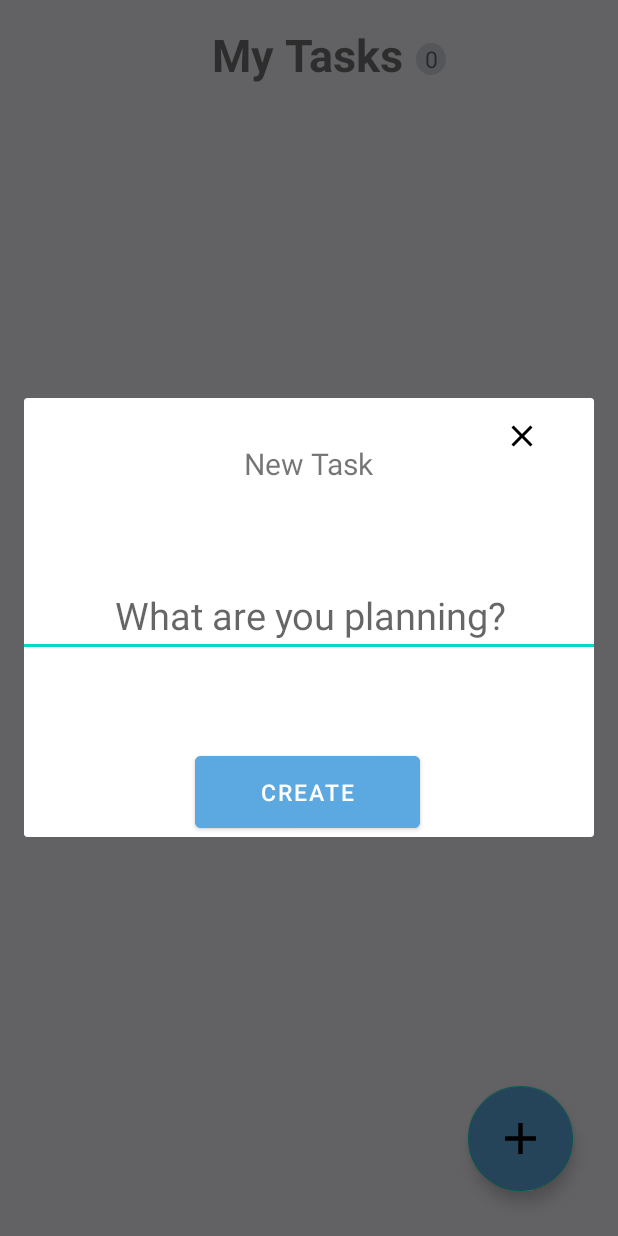
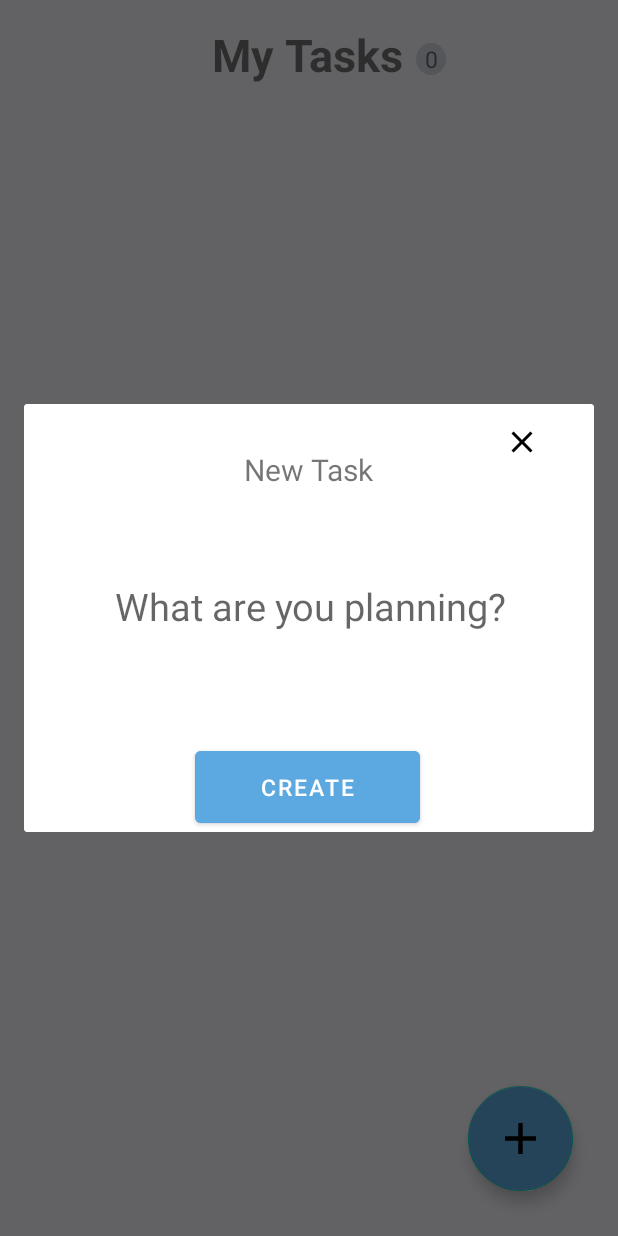
Before and after one commit to Pallypowa/Android-To-Do-App, an Android app: the screen it shows after launch (MainActivity), after a tap on an icon or button, on a phone screen of 412 x 824 dp. Run offline under Robolectric (Android 15) with nearby library versions, the phone set to English and light mode, and no system bars.

```diff
--- a/src/main/java/com/example/todoapp/RecyclerViewAdapter.kt
+++ b/src/main/java/com/example/todoapp/RecyclerViewAdapter.kt
@@ -1,13 +1,13 @@
 package com.example.todoapp
 
 import android.graphics.Paint
-import android.util.Log
 import android.view.LayoutInflater
 import android.view.View
 import android.view.ViewGroup
 import android.widget.CheckBox
 import android.widget.TextView
 import androidx.recyclerview.widget.RecyclerView
+import com.example.todoapp.data.Task
 import kotlinx.android.synthetic.main.card_view_task.view.*
 
 class RecyclerViewAdapter(private var dataList: List<Task>, private var listener: OnItemClickListener):
--- a/src/main/java/com/example/todoapp/SharedPreferencesHandler.kt
+++ /dev/null
@@ -1,5 +0,0 @@
-package com.example.todoapp
-
-class SharedPreferencesHandler {
-    //TODO: Implement this class
-}
--- a/src/main/java/com/example/todoapp/activities/MainActivity.kt
+++ b/src/main/java/com/example/todoapp/activities/MainActivity.kt
@@ -16,7 +16,8 @@ import androidx.recyclerview.widget.LinearLayoutManager
 import androidx.recyclerview.widget.RecyclerView
 import com.example.todoapp.R
 import com.example.todoapp.RecyclerViewAdapter
-import com.example.todoapp.Task
+import com.example.todoapp.data.SharedPreferencesHandler
+import com.example.todoapp.data.Task
 import com.google.android.material.snackbar.Snackbar
 import com.google.gson.Gson
 import com.google.gson.reflect.TypeToken
@@ -25,28 +26,38 @@ import kotlinx.android.synthetic.main.card_view_task.view.*
 import kotlinx.android.synthetic.main.edit_text_layout.view.*
 import java.lang.reflect.Type
 
-class MainActivity : AppCompatActivity(), RecyclerViewAdapter.OnItemClickListener, CreateTaskFragment.CreateTaskListener {
+class MainActivity : AppCompatActivity(), RecyclerViewAdapter.OnItemClickListener,
+    CreateTaskFragment.CreateTaskListener {
 
     //To achieve static variable functionality...
-    companion object{
-        private var longTexts : HashMap<Int, String> = HashMap()
+    companion object {
+        var longTexts: HashMap<Int, String> = HashMap()
     }
 
     private val ALERT_TITLE = "Please enter your task!"
     private val RENAME_TITLE = "Edit"
     private val SHARED_PREF_TASKS = "TASKS"
     private val SHARED_PREF_LTEXT = "LTEXT"
-    private var adapter : RecyclerViewAdapter? = null
-    private var data : ArrayList<Task>? = null
-    private var recyclerView : RecyclerView? = null
+    private var adapter: RecyclerViewAdapter? = null
+    private var data: ArrayList<Task>? = null
+    private var recyclerView: RecyclerView? = null
     private var dragged: Boolean = false
+    private var sharedPrefHandler: SharedPreferencesHandler? = null
 
     override fun onCreate(savedInstanceState: Bundle?) {
         super.onCreate(savedInstanceState)
         setContentView(R.layout.activity_main)
 
+        sharedPrefHandler = SharedPreferencesHandler(this)
+
         //Read data from SharedPreferences
-        loadData()
+        //loadData()
+
+        data = sharedPrefHandler?.loadData(SHARED_PREF_TASKS, SHARED_PREF_LTEXT)
+
+        if(data == null){
+            data = ArrayList()
+        }
 
         //Initialize recycler view...
         recyclerView = recViewId
@@ -56,9 +67,9 @@ class MainActivity : AppCompatActivity(), RecyclerViewAdapter.OnItemClickListene
         recyclerView?.adapter = adapter
 
         val taskIndex = intent.getIntExtra("index", -1)
-        val taskLongText : String? = intent.getStringExtra("long_text")
+        val taskLongText: String? = intent.getStringExtra("long_text")
 
-        if(taskIndex != -1 && !taskLongText.isNullOrEmpty()){
+        if (taskIndex != -1 && !taskLongText.isNullOrEmpty()) {
             longTexts[taskIndex] = taskLongText
         }
 
@@ -67,8 +78,10 @@ class MainActivity : AppCompatActivity(), RecyclerViewAdapter.OnItemClickListene
         setTaskNumber()
 
         //Gesture listener
-        val myCallback = object: ItemTouchHelper.SimpleCallback(ItemTouchHelper.UP or ItemTouchHelper.DOWN or ItemTouchHelper.START or ItemTouchHelper.END,
-            ItemTouchHelper.LEFT or ItemTouchHelper.RIGHT){
+        val myCallback = object : ItemTouchHelper.SimpleCallback(
+            ItemTouchHelper.UP or ItemTouchHelper.DOWN or ItemTouchHelper.START or ItemTouchHelper.END,
+            ItemTouchHelper.LEFT or ItemTouchHelper.RIGHT
+        ) {
             var from = 0
             var to = 0
 
@@ -108,7 +121,7 @@ class MainActivity : AppCompatActivity(), RecyclerViewAdapter.OnItemClickListene
                 super.onMoved(recyclerView, viewHolder, fromPos, target, toPos, x, y)
                 Log.d("longtexts:", "positions: $fromPos $toPos $longTexts")
                 updateLongTextMap(fromPos, toPos)
-                if(!dragged || fromPos == toPos) viewHolder.itemView.alpha = 1.0f
+                if (!dragged || fromPos == toPos) viewHolder.itemView.alpha = 1.0f
                 //recyclerView.scrollToPosition(toPos)
             }
 
@@ -116,7 +129,7 @@ class MainActivity : AppCompatActivity(), RecyclerViewAdapter.OnItemClickListene
             override fun onSelectedChanged(viewHolder: RecyclerView.ViewHolder?, actionState: Int) {
                 super.onSelectedChanged(viewHolder, actionState)
 
-                if(actionState == ItemTouchHelper.ACTION_STATE_DRAG){
+                if (actionState == ItemTouchHelper.ACTION_STATE_DRAG) {
                     viewHolder?.itemView?.alpha = 0.5f
                 }
             }
@@ -126,7 +139,7 @@ class MainActivity : AppCompatActivity(), RecyclerViewAdapter.OnItemClickListene
                 viewHolder: RecyclerView.ViewHolder
             ) {
                 super.clearView(recyclerView, viewHolder)
-                if(dragged){
+                if (dragged) {
                     resetAdapter()
                     dragged = false
                 }
@@ -152,13 +165,19 @@ class MainActivity : AppCompatActivity(), RecyclerViewAdapter.OnItemClickListene
                 )
 
                 val background = ColorDrawable(Color.RED)
-                background.setBounds(0, viewHolder.itemView.top, viewHolder.itemView.left + dX.toInt(), viewHolder.itemView.bottom)
+                background.setBounds(
+                    0,
+                    viewHolder.itemView.top,
+                    viewHolder.itemView.left + dX.toInt(),
+                    viewHolder.itemView.bottom
+                )
                 background.draw(c)
 
             }
+
             override fun onSwiped(viewHolder: RecyclerView.ViewHolder, direction: Int) {
                 val holder = viewHolder as RecyclerViewAdapter.ViewHolder
-                when(direction){
+                when (direction) {
                     ItemTouchHelper.RIGHT -> {
                         data?.removeAt(holder.adapterPosition)
                         removeLongTexts(holder.adapterPosition)
@@ -183,7 +202,7 @@ class MainActivity : AppCompatActivity(), RecyclerViewAdapter.OnItemClickListene
                                         .show()
                                 }*/
                                 .show()
-                            }
+                        }
                         /* To only enable removing of done tasks...
                         else {
                             //Need to re-add item to RecyclerView, because onSwiped deletes it
@@ -248,10 +267,11 @@ class MainActivity : AppCompatActivity(), RecyclerViewAdapter.OnItemClickListene
     override fun onPause() {
         super.onPause()
         //Save data to Shared Pref
-        saveData()
+        //saveData()
+        sharedPrefHandler?.saveData(SHARED_PREF_TASKS, SHARED_PREF_LTEXT, data!!)
     }
 
-    private fun showAlertDialog(position:Int, data: ArrayList<Task>) {
+    private fun showAlertDialog(position: Int, data: ArrayList<Task>) {
         val builder = AlertDialog.Builder(this)
         builder.setTitle(ALERT_TITLE)
         val inflater = layoutInflater
@@ -259,21 +279,21 @@ class MainActivity : AppCompatActivity(), RecyclerViewAdapter.OnItemClickListene
         val editText = dialogLayout.edit_text
         builder.setView(dialogLayout)
         val alertDialog = builder.create()
-        builder.setPositiveButton("Add"){ _, _ ->
+        builder.setPositiveButton("Add") { _, _ ->
             val task = editText.text.toString()
             addTask(task)
         }
 
-        builder.setNegativeButton("Cancel"){ _, _ ->
+        builder.setNegativeButton("Cancel") { _, _ ->
             alertDialog.cancel()
         }
 
-        if (position >= 0 && !this.floatingActionButton.isPressed){
+        if (position >= 0 && !this.floatingActionButton.isPressed) {
             builder.create()
             builder.setTitle(RENAME_TITLE)
             val text = data[position].taskText
             editText.append(text)
-            builder.setPositiveButton("Edit"){_, _ ->
+            builder.setPositiveButton("Edit") { _, _ ->
                 val task = editText.text.toString()
                 data[position].taskText = task
                 adapter?.notifyItemChanged(position)
@@ -287,16 +307,15 @@ class MainActivity : AppCompatActivity(), RecyclerViewAdapter.OnItemClickListene
         builder.show()
     }
 
-    private fun addTask(task: String){
-        if(task.isNotEmpty()){
+    private fun addTask(task: String) {
+        if (task.isNotEmpty()) {
             data?.add(Task(task, false))
             adapter?.notifyItemInserted(data!!.size - 1)
             recyclerView?.smoothScrollToPosition(data!!.size - 1)
             setTaskNumber()
             longTexts[data!!.lastIndex] = ""
             recyclerView?.smoothScrollToPosition(data!!.size - 1)
-        }
-        else{
+        } else {
             Snackbar
                 .make(recyclerView!!, "You can't add an empty task!", Snackbar.LENGTH_SHORT)
                 .show()
@@ -305,7 +324,9 @@ class MainActivity : AppCompatActivity(), RecyclerViewAdapter.OnItemClickListene
 
     }
 
-    private fun saveData(){
+
+    /*
+    private fun saveData() {
         val sharedPreferences = getSharedPreferences("shared preferences", MODE_PRIVATE)
         val editor = sharedPreferences.edit()
         val gson = Gson()
@@ -319,50 +340,50 @@ class MainActivity : AppCompatActivity(), RecyclerViewAdapter.OnItemClickListene
 
         editor.apply()
     }
+    */
 
-    private fun loadData(){
+    /*
+    private fun loadData() {
         val sharedPreferences = getSharedPreferences("shared preferences", MODE_PRIVATE)
 
         val gson = Gson()
 
         var json = sharedPreferences.getString(SHARED_PREF_TASKS, null)
 
-        var type: Type = object: TypeToken<ArrayList<Task>>(){}.type
+        var type: Type = object : TypeToken<ArrayList<Task>>() {}.type
 
         data = gson.fromJson(json, type)
 
-        if(data == null){
+        if (data == null) {
             data = ArrayList()
         }
 
         json = sharedPreferences.getString(SHARED_PREF_LTEXT, null)
 
-        type = object: TypeToken<HashMap<Int, String>>(){}.type
+        type = object : TypeToken<HashMap<Int, String>>() {}.type
 
-        val temp : HashMap<Int, String>? = gson.fromJson(json, type)
-        if(temp != null) longTexts = temp
-
-
+        val temp: HashMap<Int, String>? = gson.fromJson(json, type)
+        if (temp != null) longTexts = temp
     }
-
+*/
     @SuppressLint("SetTextI18n")
-    private fun setTaskNumber(){
+    private fun setTaskNumber() {
         taskNumber.text = "${adapter?.itemCount}"
     }
 
-    private fun removeLongTexts(position: Int){
+    private fun removeLongTexts(position: Int) {
         val temp: HashMap<Int, String> = HashMap()
         longTexts.remove(position)
 
-        if(position == 0){
-            for (key in longTexts.keys){
+        if (position == 0) {
+            for (key in longTexts.keys) {
                 val keyTemp = key - 1
                 temp[keyTemp] = longTexts[key] as String
             }
         }
 
         for (key in longTexts.keys) {
-            if (key < position){
+            if (key < position) {
                 temp[key] = longTexts[key] as String
                 continue
             }
@@ -372,8 +393,8 @@ class MainActivity : AppCompatActivity(), RecyclerViewAdapter.OnItemClickListene
         longTexts = temp
     }
 
-    private fun generateTestData(){
-        for (i in 0..10){
+    private fun generateTestData() {
+        for (i in 0..10) {
             data?.add(Task("Task $i", false))
             longTexts[i] = i.toString()
         }
@@ -387,12 +408,12 @@ class MainActivity : AppCompatActivity(), RecyclerViewAdapter.OnItemClickListene
             itemView.task_text.paintFlags = Paint.STRIKE_THRU_TEXT_FLAG
         else
             itemView.task_text.paintFlags = 0
-        if(itemView.checkBox.isChecked){
+        if (itemView.checkBox.isChecked) {
             itemView.alpha = 0.4f
         } else {
             itemView.alpha = 1.0f
         }
-        if(data?.getOrNull(position) != null) {
+        if (data?.getOrNull(position) != null) {
             data!![position].done = itemView.checkBox.isChecked
             data!![position].taskText = itemView.task_text.text.toString()
         }
@@ -402,7 +423,7 @@ class MainActivity : AppCompatActivity(), RecyclerViewAdapter.OnItemClickListene
         val intent = Intent(this, LongTextActivity::class.java)
         intent.putExtra("task_name", data!![position].taskText)
         intent.putExtra("index", position)
-        if(position in longTexts.keys){
+        if (position in longTexts.keys) {
             intent.putExtra("long_text", longTexts[position])
         }
         startActivity(intent)
--- /dev/null
+++ b/src/main/java/com/example/todoapp/data/SharedPreferencesHandler.kt
@@ -0,0 +1,64 @@
+package com.example.todoapp.data
+
+import android.app.Activity
+import androidx.appcompat.app.AppCompatActivity
+import com.example.todoapp.activities.MainActivity
+import com.google.gson.Gson
+import com.google.gson.reflect.TypeToken
+import java.lang.reflect.Type
+
+class SharedPreferencesHandler(private val activity: Activity) {
+
+    fun saveData(sharedPrefTask: String,
+                        sharedPrefLtext: String,
+                        data: ArrayList<Task>){
+        val sharedPreferences = activity.getSharedPreferences("shared preferences",
+            AppCompatActivity.MODE_PRIVATE)
+
+        val editor = sharedPreferences.edit()
+        val gson = Gson()
+        var json: String = gson.toJson(data)
+
+        editor.putString(sharedPrefTask, json)
+
+        json = gson.toJson(MainActivity.longTexts)
+
+        editor.putString(sharedPrefLtext, json)
+
+        editor.apply()
+
+    }
+
+    fun loadData(sharedPrefTask: String,
+                 sharedPrefLtext: String): ArrayList<Task>
+    {
+        val sharedPreferences = activity.getSharedPreferences("shared preferences",
+            AppCompatActivity.MODE_PRIVATE
+        )
+
+        val gson = Gson()
+
+        var json = sharedPreferences.getString(sharedPrefTask, null)
+
+        var type: Type = object : TypeToken<ArrayList<Task>>() {}.type
+
+        val data: ArrayList<Task> = gson.fromJson(json, type)
+
+        /* Have to initialize in the MainActivity if it's empty...
+        if (data == null) {
+            data = ArrayList()
+        }
+
+         */
+
+        json = sharedPreferences.getString(sharedPrefLtext, null)
+
+        type = object : TypeToken<HashMap<Int, String>>() {}.type
+
+        val temp: HashMap<Int, String>? = gson.fromJson(json, type)
+        if (temp != null) MainActivity.longTexts = temp
+
+        return data
+
+    }
+}
--- a/src/main/java/com/example/todoapp/Task.kt
+++ b/src/main/java/com/example/todoapp/data/Task.kt
@@ -1,3 +1,3 @@
-package com.example.todoapp
+package com.example.todoapp.data
 
 data class Task(var taskText: String, var done: Boolean)
--- a/src/main/res/layout/activity_task_create.xml
+++ b/src/main/res/layout/activity_task_create.xml
@@ -1,9 +1,21 @@
 <?xml version="1.0" encoding="utf-8"?>
-<androidx.constraintlayout.widget.ConstraintLayout xmlns:android="http://schemas.android.com/apk/res/android"
+<LinearLayout xmlns:android="http://schemas.android.com/apk/res/android"
     xmlns:app="http://schemas.android.com/apk/res-auto"
     xmlns:tools="http://schemas.android.com/tools"
     android:layout_width="match_parent"
+    android:layout_height="wrap_content"
+    android:orientation="vertical"
+    android:visibility="visible">
+
+    <androidx.cardview.widget.CardView
+        android:layout_width="match_parent"
         android:layout_height="match_parent">
+
+        <androidx.constraintlayout.widget.ConstraintLayout
+            android:layout_width="match_parent"
+            android:layout_height="match_parent"
+            android:background="@android:color/transparent">
+
 
             <ImageButton
                 android:id="@+id/cancel_button"
@@ -12,12 +24,14 @@
                 android:layout_marginLeft="50dp"
                 android:layout_marginTop="20dp"
                 android:background="@android:color/transparent"
-        android:tint="@color/black"
+                android:minWidth="48dp"
+                android:minHeight="48dp"
                 app:layout_constraintBottom_toTopOf="@+id/textView3"
                 app:layout_constraintEnd_toEndOf="parent"
                 app:layout_constraintStart_toEndOf="@+id/textView3"
                 app:layout_constraintTop_toTopOf="parent"
                 app:srcCompat="@drawable/ic_baseline_clear_24"
+                app:tint="@color/black"
                 tools:srcCompat="@drawable/ic_baseline_clear_24" />
 
             <EditText
@@ -25,10 +39,12 @@
                 android:layout_width="400dp"
                 android:layout_height="wrap_content"
                 android:layout_marginTop="60dp"
+                android:background="@null"
                 android:ems="10"
                 android:gravity="start|top"
                 android:hint="What are you planning?"
                 android:inputType="textMultiLine"
+                android:minHeight="48dp"
                 android:singleLine="true"
                 android:textAlignment="center"
                 android:textSize="25sp"
@@ -62,3 +78,6 @@
                 app:layout_constraintTop_toTopOf="parent" />
 
         </androidx.constraintlayout.widget.ConstraintLayout>
+    </androidx.cardview.widget.CardView>
+
+</LinearLayout>
```
Lines whose indentation alone changed are shown as unchanged.
